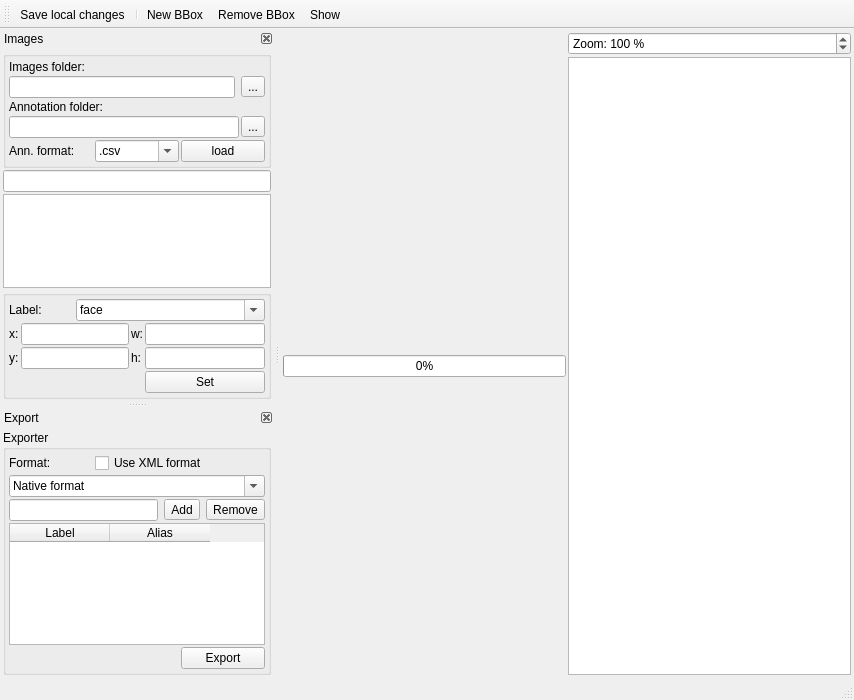
The window that src/mainwindow.ui (otre99/TaggerTool) describes before a commit, drawn with Qt 5.
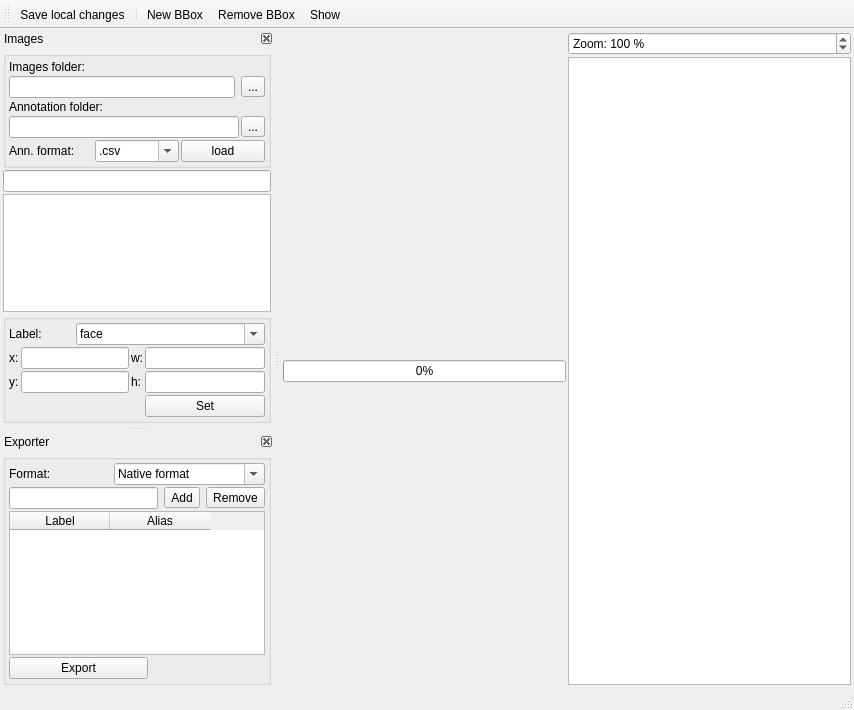
The same window after the commit. Icons and pictures are not drawn.

Diff of the .ui file:
```diff
--- a/src/mainwindow.ui
+++ b/src/mainwindow.ui
@@ -7,7 +7,7 @@
     <x>0</x>
     <y>0</y>
     <width>854</width>
-    <height>700</height>
+    <height>710</height>
    </rect>
   </property>
   <property name="windowTitle">
@@ -390,7 +390,7 @@
     <set>QDockWidget::DockWidgetClosable</set>
    </property>
    <property name="windowTitle">
-    <string>Export</string>
+    <string>Exporter</string>
    </property>
    <attribute name="dockWidgetArea">
     <number>1</number>
@@ -415,7 +415,7 @@
      <item>
       <widget class="QGroupBox" name="groupBox_4">
        <property name="title">
-        <string>Exporter</string>
+        <string/>
        </property>
        <layout class="QGridLayout" name="gridLayout_4">
         <property name="leftMargin">
@@ -433,34 +433,7 @@
         <property name="spacing">
          <number>2</number>
         </property>
-        <item row="4" column="2">
-         <widget class="QPushButton" name="pb_export_">
-          <property name="maximumSize">
-           <size>
-            <width>139</width>
-            <height>16777215</height>
-           </size>
-          </property>
-          <property name="text">
-           <string>Export</string>
-          </property>
-         </widget>
-        </item>
-        <item row="0" column="0">
-         <widget class="QLabel" name="label_9">
-          <property name="text">
-           <string>Format:</string>
-          </property>
-         </widget>
-        </item>
-        <item row="0" column="1" colspan="2">
-         <widget class="QCheckBox" name="check_box_use_xml_">
-          <property name="text">
-           <string>Use XML format</string>
-          </property>
-         </widget>
-        </item>
-        <item row="1" column="0" colspan="3">
+        <item row="0" column="1">
          <widget class="QComboBox" name="combo_box_line_format_">
           <property name="editable">
            <bool>true</bool>
@@ -482,7 +455,7 @@
           </item>
          </widget>
         </item>
-        <item row="2" column="0" colspan="3">
+        <item row="1" column="0" colspan="2">
          <layout class="QHBoxLayout" name="horizontalLayout_3">
           <item>
            <widget class="QLineEdit" name="le_label_to_add_"/>
@@ -503,7 +476,14 @@
           </item>
          </layout>
         </item>
-        <item row="3" column="0" colspan="3">
+        <item row="0" column="0">
+         <widget class="QLabel" name="label_9">
+          <property name="text">
+           <string>Format:</string>
+          </property>
+         </widget>
+        </item>
+        <item row="2" column="0" colspan="2">
          <widget class="QTableWidget" name="table_filter_list_">
           <property name="selectionBehavior">
            <enum>QAbstractItemView::SelectRows</enum>
@@ -520,6 +500,19 @@
           </column>
          </widget>
         </item>
+        <item row="4" column="0" colspan="2">
+         <widget class="QPushButton" name="pb_export_">
+          <property name="maximumSize">
+           <size>
+            <width>139</width>
+            <height>16777215</height>
+           </size>
+          </property>
+          <property name="text">
+           <string>Export</string>
+          </property>
+         </widget>
+        </item>
        </layout>
       </widget>
      </item>
```
